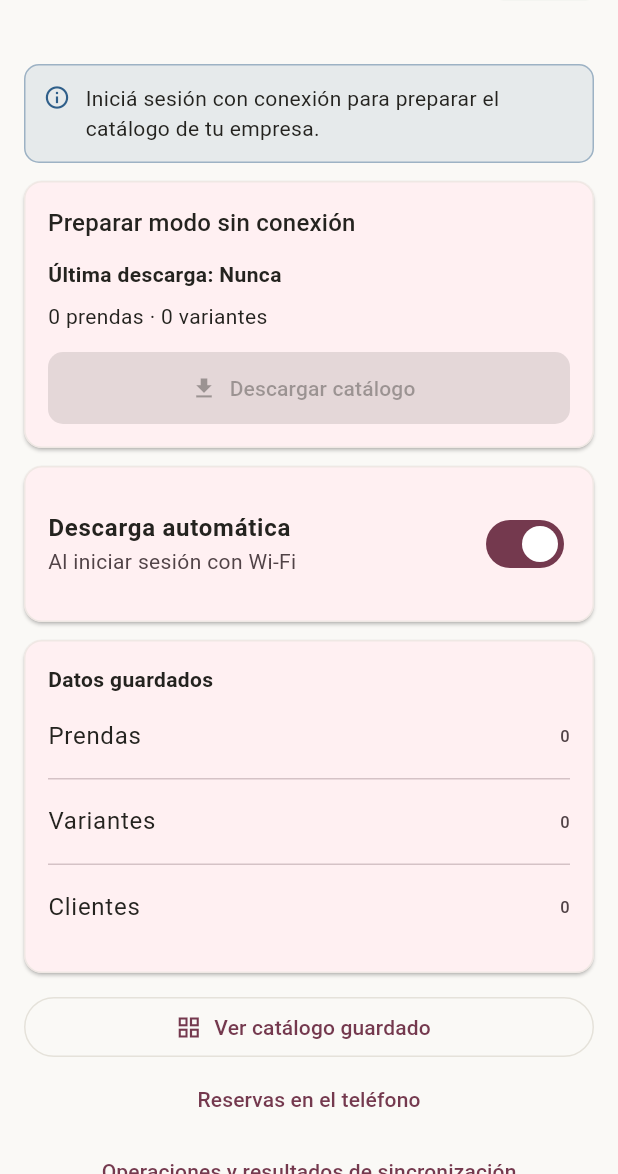
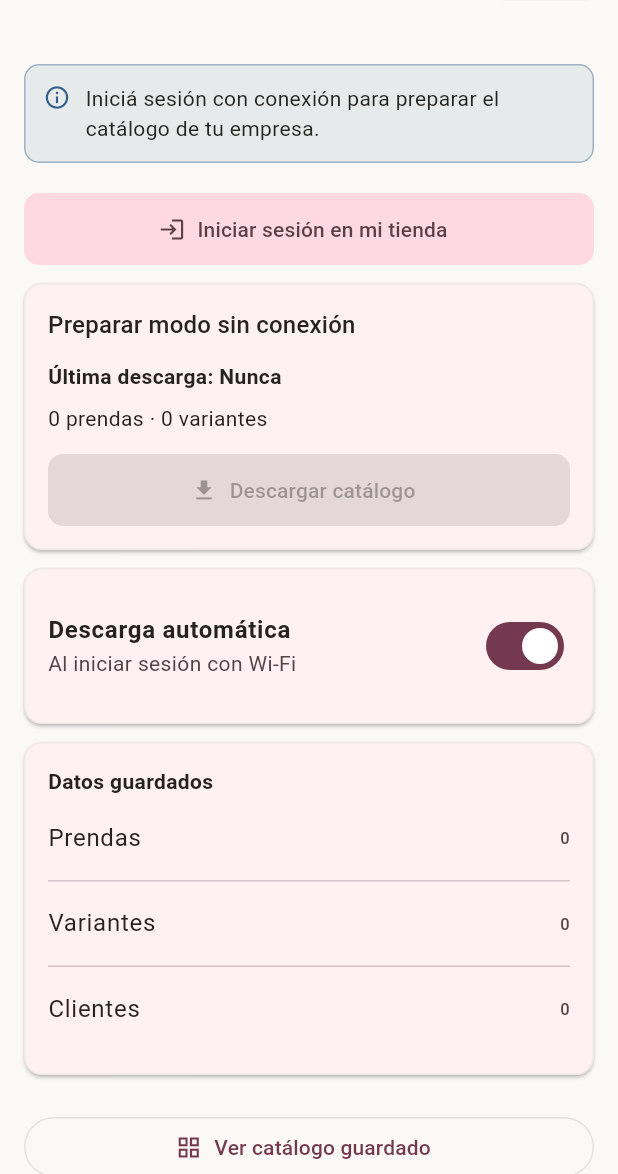
Before and after one commit to JA-Guevara/MOBILE_MARKETPLACE_MODA, a Flutter app: the CatalogoOfflineScreen screen opened by its route, after a tap on "Preparar modo sin conexión", on a phone screen of 412 x 824 dp, the part 62-1236 px from its top. Run offline on Flutter 3.47's test engine with Material 3 defaults, Android fonts, the phone set to English and light mode, and no system bars; our stand-ins replace cached_network_image, camera, connectivity_plus, dio, flutter_cache_manager, flutter_local_notifications and 6 more; missing offline and left inert: google_mlkit_pose_detection, workmanager; accounts and stored records are empty; network calls fail.

Commit message:
baseline: mejoras movil offline pre-paquetes MJ

```diff
--- a/lib/features/operacion_offline/presentation/catalogo_offline_screen.dart
+++ b/lib/features/operacion_offline/presentation/catalogo_offline_screen.dart
@@ -16,7 +16,10 @@ class CatalogoOfflineScreen extends ConsumerWidget {
     ProductoVista producto,
   ) async {
     final estado = ref.read(catalogoOfflineProvider);
-    final permitido = puedeOperarOffline(ref.read(sessionProvider).usuario);
+    final usuario = ref.read(sessionProvider).usuario;
+    final permitido = puedeOperarOffline(usuario);
+    final esPersonal = usuario != null &&
+        (usuario.puede('commerce.write') || usuario.sucursalesAutorizadas.isNotEmpty);
     await showModalBottomSheet<void>(
       context: context,
       showDragHandle: true,
@@ -114,6 +117,17 @@ class CatalogoOfflineScreen extends ConsumerWidget {
                   'Tu suscripción permite consultar el catálogo. No puedes registrar reservas.',
                   peligro: true,
                 ),
+              if (esPersonal) ...[
+                const SizedBox(height: 12),
+                FilledButton.tonalIcon(
+                  onPressed: () {
+                    Navigator.pop(hoja);
+                    context.push('/sin-conexion/venta');
+                  },
+                  icon: const Icon(Icons.point_of_sale),
+                  label: const Text('Cobrar en caja de mostrador'),
+                ),
+              ],
             ],
           ),
         ),
@@ -293,10 +307,24 @@ class CatalogoOfflineScreen extends ConsumerWidget {
     final estado = ref.watch(catalogoOfflineProvider);
     final reserva = ref.watch(reservaOfflineProvider);
     final control = ref.read(catalogoOfflineProvider.notifier);
+    final usuario = ref.watch(sessionProvider).usuario;
+    final esPersonal = usuario != null &&
+        (usuario.puede('commerce.write') || usuario.sucursalesAutorizadas.isNotEmpty);
     return Scaffold(
       appBar: AppBar(
         title: const Text('Catálogo'),
         actions: [
+          if (esPersonal)
+            IconButton(
+              tooltip: 'Venta POS mostrador',
+              onPressed: () => context.push('/sin-conexion/venta'),
+              icon: const Icon(Icons.point_of_sale),
+            ),
+          IconButton(
+            tooltip: 'Reservas locales',
+            onPressed: () => context.push('/sin-conexion/reservas'),
+            icon: const Icon(Icons.event_note),
+          ),
           IconButton(
             tooltip: 'Preparar modo sin conexión',
             onPressed: () => context.push('/sin-conexion'),
--- a/lib/features/operacion_offline/presentation/preparar_offline_screen.dart
+++ b/lib/features/operacion_offline/presentation/preparar_offline_screen.dart
@@ -66,11 +66,20 @@ class PrepararOfflineScreen extends ConsumerWidget {
                 ],
               ),
             ),
-          if (usuario == null)
+          if (usuario == null) ...[
             AvisoOffline(
               'Iniciá sesión con conexión para preparar el catálogo de tu empresa.',
               info: true,
             ),
+            const SizedBox(height: 8),
+            FilledButton.tonalIcon(
+              onPressed: () =>
+                  context.push('/iniciar-sesion?volverA=/sin-conexion'),
+              icon: const Icon(Icons.login),
+              label: const Text('Iniciar sesión en mi tienda'),
+            ),
+            const SizedBox(height: 12),
+          ],
           if (usuario != null && !puedeOperarOffline(usuario))
             const AvisoOffline(
               'Tu suscripción permite consultar el catálogo guardado, pero no actualizarlo.',
@@ -191,23 +200,31 @@ class PrepararOfflineScreen extends ConsumerWidget {
               ],
             ),
           ),
+          const SizedBox(height: 12),
           OutlinedButton.icon(
             onPressed: () => context.push('/sin-conexion/catalogo'),
             icon: const Icon(Icons.grid_view),
             label: const Text('Ver catálogo guardado'),
           ),
-          TextButton(
+          if (usuario?.puede('commerce.write') == true) ...[
+            const SizedBox(height: 6),
+            FilledButton.icon(
+              onPressed: () => context.push('/sin-conexion/venta'),
+              icon: const Icon(Icons.point_of_sale),
+              label: const Text('Venta de contado local (POS Offline)'),
+            ),
+          ],
+          const SizedBox(height: 6),
+          FilledButton.tonalIcon(
             onPressed: () => context.push('/sin-conexion/reservas'),
-            child: const Text('Reservas en el teléfono'),
+            icon: const Icon(Icons.event_available),
+            label: const Text('Reservas en el teléfono'),
           ),
-          if (usuario?.puede('commerce.write') == true)
-            FilledButton(
-              onPressed: () => context.push('/sin-conexion/venta'),
-              child: const Text('Venta de contado local'),
-            ),
-          TextButton(
+          const SizedBox(height: 6),
+          OutlinedButton.icon(
             onPressed: () => context.push('/sin-conexion/operaciones'),
-            child: const Text('Operaciones y resultados de sincronización'),
+            icon: const Icon(Icons.sync_problem_outlined),
+            label: const Text('Operaciones y sincronización'),
           ),
         ],
       ),
--- a/lib/features/operacion_offline/presentation/reserva_offline_screen.dart
+++ b/lib/features/operacion_offline/presentation/reserva_offline_screen.dart
@@ -48,7 +48,7 @@ class ReservaOfflineScreen extends ConsumerWidget {
     final control = ref.read(reservaOfflineProvider.notifier);
     final puede =
         puedeOperarOffline(usuario) &&
-        usuario?.suscripcion?.permite('reservations') == true;
+        (usuario?.suscripcion?.permite('reservations') ?? true);
     return Scaffold(
       appBar: AppBar(
         title: const Text('Nueva reserva'),
```
Also changed, not shown: lib/features/operacion_offline/application/reserva_offline_controller.dart (+4 -4 lines), lib/features/operacion_offline/application/sincronizacion_controller.dart (+38 -0 lines), lib/features/operacion_offline/infrastructure/operaciones_dao.dart (+93 -0 lines), lib/features/operacion_offline/infrastructure/ventas_locales_dao.dart (+67 -13 lines), lib/features/operacion_offline/presentation/venta_offline_screen.dart (+12 -2 lines).
